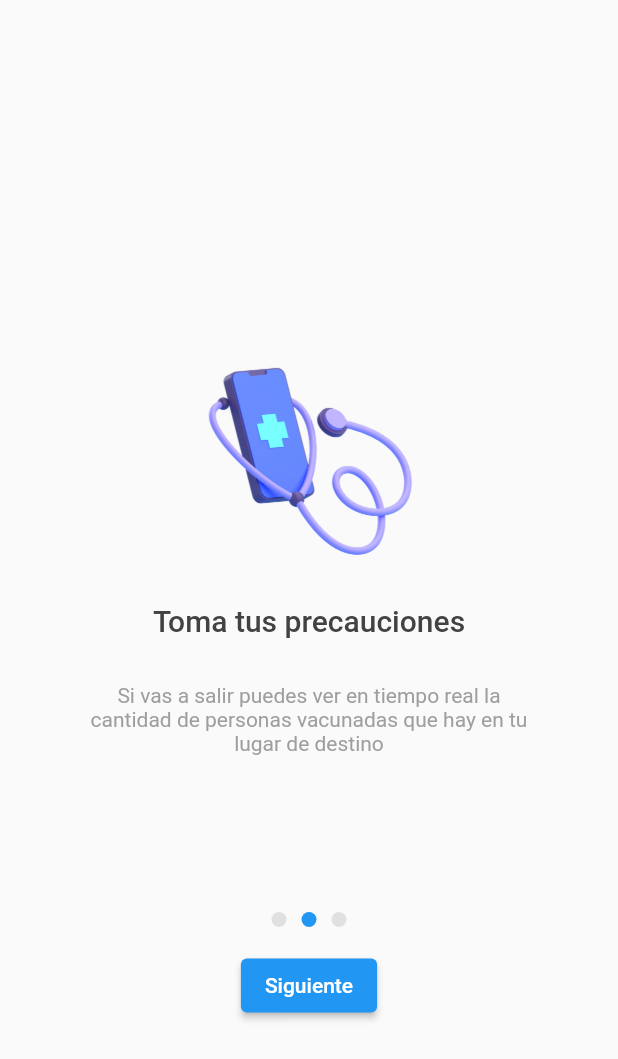
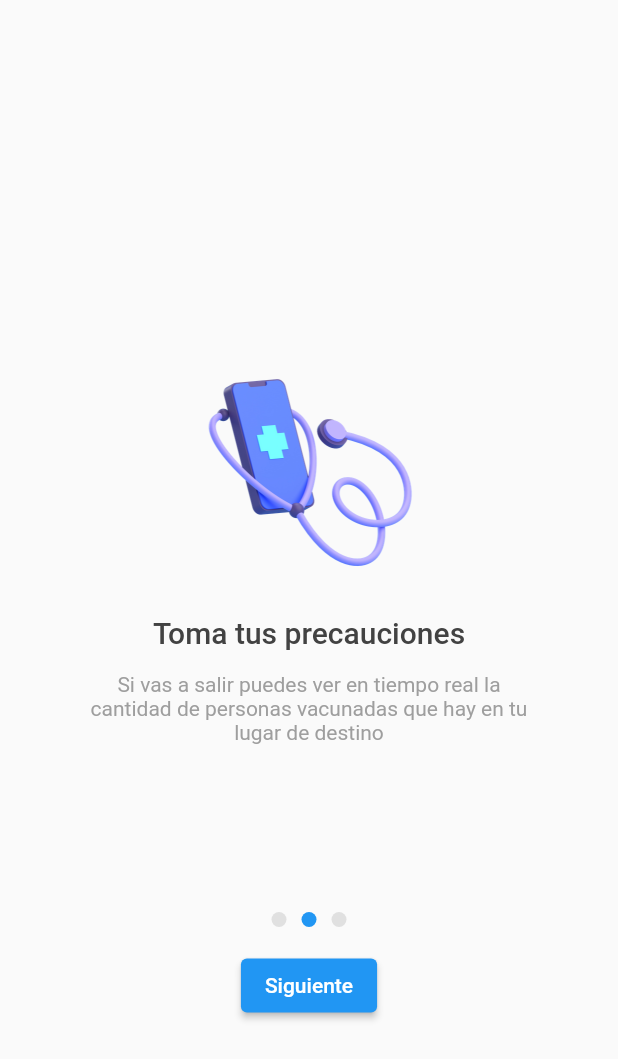
Before and after one commit to carrillodev/covid-app, a Flutter app: the screen it shows after launch, swiped to page 2, on a phone screen of 412 x 824 dp. Shown: the top 1059 px of the screen. Run offline on Flutter 3.47's test engine with Material 2 defaults, Android fonts, the phone set to English and light mode, and no system bars; drawn by our look-alikes of carousel_slider; our stand-ins replace cloud_firestore, firebase_auth, firebase_core, flutter_form_builder, intl_phone_number_input, pinput and 1 more; missing offline and left inert: flutter_verification_code; accounts and stored records are empty.

Commit message:
Put screens inside screens folder.

```diff
--- a/lib/home.dart
+++ b/lib/screens/home.dart
@@ -1,6 +1,6 @@
 import 'dart:developer';
 
-import 'package:covid_app/certificate.dart';
+import 'package:covid_app/screens/certificate.dart';
 import 'package:flutter/material.dart';
 import 'package:cloud_firestore/cloud_firestore.dart';
 import 'package:url_launcher/url_launcher.dart';
--- a/lib/main.dart
+++ b/lib/screens/main.dart
@@ -1,4 +1,4 @@
-import 'package:covid_app/register.dart';
+import 'package:covid_app/screens/register.dart';
 import 'package:flutter/material.dart';
 import 'package:firebase_core/firebase_core.dart';
 import 'package:carousel_slider/carousel_slider.dart';
@@ -147,7 +147,7 @@ class Slide extends StatelessWidget {
                 .copyWith(color: Colors.grey[800]),
             textAlign: TextAlign.center,
           ),
-          const SizedBox(height: 30.0),
+          const SizedBox(height: 15.0),
           Text(
             description,
             style: Theme.of(context)
--- a/lib/register.dart
+++ b/lib/screens/register.dart
@@ -1,4 +1,4 @@
-import 'package:covid_app/verification.dart';
+import 'package:covid_app/screens/verification.dart';
 import 'package:flutter/material.dart';
 import 'package:cloud_firestore/cloud_firestore.dart';
 import 'package:firebase_auth/firebase_auth.dart';
--- a/lib/verification.dart
+++ b/lib/screens/verification.dart
@@ -1,5 +1,5 @@
-import 'package:covid_app/certificate.dart';
-import 'package:covid_app/home.dart';
+import 'package:covid_app/screens/certificate.dart';
+import 'package:covid_app/screens/home.dart';
 import 'package:flutter/material.dart';
 import 'package:flutter_verification_code/flutter_verification_code.dart';
 import 'package:firebase_auth/firebase_auth.dart';
```
Also changed, not shown: lib/screens/certificate.dart (renamed from lib/certificate.dart).
